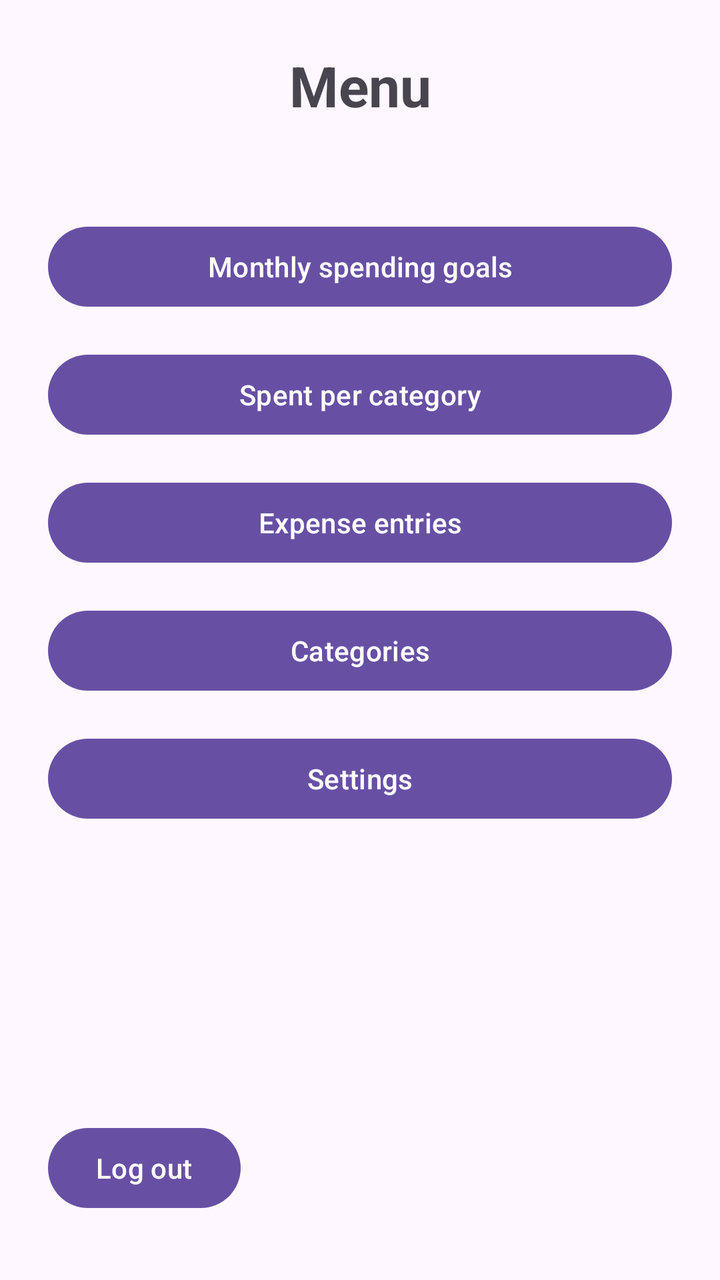
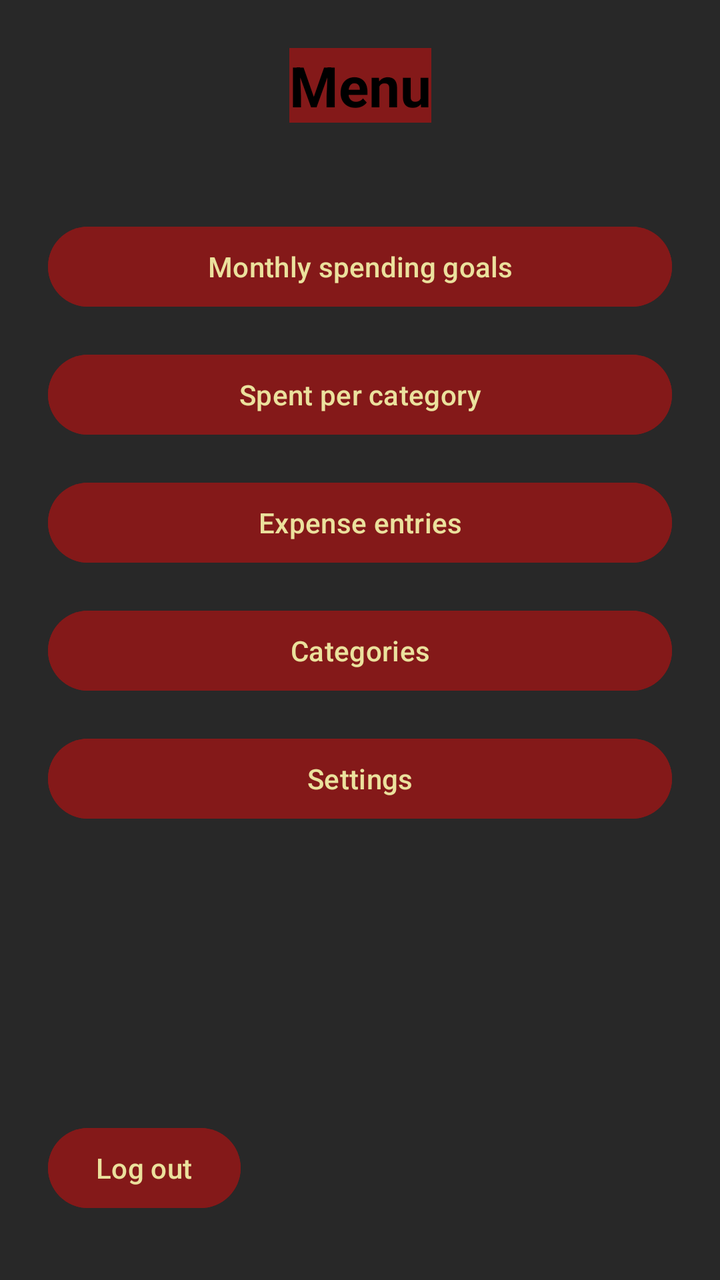

Compare the two renders of this Android layout. The source of the first and the diff that turns it into the second are given below.
<!-- AndroidManifest.xml: application theme Theme.OPSC7311Introduction -->
<!-- res/layout/activity_menu.xml -->
<?xml version="1.0" encoding="utf-8"?>
<androidx.constraintlayout.widget.ConstraintLayout xmlns:android="http://schemas.android.com/apk/res/android"
    xmlns:app="http://schemas.android.com/apk/res-auto"
    xmlns:tools="http://schemas.android.com/tools"
    android:layout_width="match_parent"
    android:layout_height="match_parent"
    android:padding="24dp"
    tools:context=".Menu">

    <TextView
        android:id="@+id/tvMenuTitle"
        android:layout_width="wrap_content"
        android:layout_height="wrap_content"
        android:text="Menu"
        android:textSize="28sp"
        android:textStyle="bold"
        app:layout_constraintEnd_toEndOf="parent"
        app:layout_constraintStart_toStartOf="parent"
        app:layout_constraintTop_toTopOf="parent" />

    <Button
        android:id="@+id/btnMonthlyGoals"
        android:layout_width="0dp"
        android:layout_height="wrap_content"
        android:layout_marginTop="48dp"
        android:text="Monthly spending goals"
        app:layout_constraintEnd_toEndOf="parent"
        app:layout_constraintStart_toStartOf="parent"
        app:layout_constraintTop_toBottomOf="@id/tvMenuTitle" />

    <Button
        android:id="@+id/btnCategoryTotals"
        android:layout_width="0dp"
        android:layout_height="wrap_content"
        android:layout_marginTop="16dp"
        android:text="Spent per category"
        app:layout_constraintEnd_toEndOf="parent"
        app:layout_constraintStart_toStartOf="parent"
        app:layout_constraintTop_toBottomOf="@id/btnMonthlyGoals" />

    <Button
        android:id="@+id/btnExpenseList"
        android:layout_width="0dp"
        android:layout_height="wrap_content"
        android:layout_marginTop="16dp"
        android:text="Expense entries"
        app:layout_constraintEnd_toEndOf="parent"
        app:layout_constraintStart_toStartOf="parent"
        app:layout_constraintTop_toBottomOf="@id/btnCategoryTotals" />

    <Button
        android:id="@+id/btnMenuCategories"
        android:layout_width="0dp"
        android:layout_height="wrap_content"
        android:layout_marginTop="16dp"
        android:text="Categories"
        app:layout_constraintEnd_toEndOf="parent"
        app:layout_constraintStart_toStartOf="parent"
        app:layout_constraintTop_toBottomOf="@id/btnExpenseList" />

    <Button
        android:id="@+id/btnMenuSettings"
        android:layout_width="0dp"
        android:layout_height="wrap_content"
        android:layout_marginTop="16dp"
        android:text="Settings"
        app:layout_constraintEnd_toEndOf="parent"
        app:layout_constraintStart_toStartOf="parent"
        app:layout_constraintTop_toBottomOf="@id/btnMenuCategories" />

    <Button
        android:id="@+id/btnLogout"
        android:layout_width="wrap_content"
        android:layout_height="wrap_content"
        android:layout_marginBottom="8dp"
        android:text="Log out"
        app:layout_constraintBottom_toBottomOf="parent"
        app:layout_constraintStart_toStartOf="parent" />

</androidx.constraintlayout.widget.ConstraintLayout>
<!-- resources referenced by this layout -->
<resources>
  <style name="Theme.OPSC7311Introduction" parent="Base.Theme.OPSC7311Introduction" />
  <style name="Base.Theme.OPSC7311Introduction" parent="Theme.Material3.DayNight.NoActionBar">
          
          
      </style>
</resources>

<!-- the commit's change to res/layout/activity_menu.xml (unified diff, before → after) -->
@@ -4,6 +4,7 @@
     xmlns:tools="http://schemas.android.com/tools"
     android:layout_width="match_parent"
     android:layout_height="match_parent"
+    android:background="#282828"
     android:padding="24dp"
     tools:context=".Menu">
 
@@ -11,7 +12,10 @@
         android:id="@+id/tvMenuTitle"
         android:layout_width="wrap_content"
         android:layout_height="wrap_content"
+        android:background="#841919"
+        android:backgroundTint="#841919"
         android:text="Menu"
+        android:textColor="#000000"
         android:textSize="28sp"
         android:textStyle="bold"
         app:layout_constraintEnd_toEndOf="parent"
@@ -23,7 +27,9 @@
         android:layout_width="0dp"
         android:layout_height="wrap_content"
         android:layout_marginTop="48dp"
+        android:backgroundTint="#841919"
         android:text="Monthly spending goals"
+        android:textColor="#EBE19D"
         app:layout_constraintEnd_toEndOf="parent"
         app:layout_constraintStart_toStartOf="parent"
         app:layout_constraintTop_toBottomOf="@id/tvMenuTitle" />
@@ -33,7 +39,9 @@
         android:layout_width="0dp"
         android:layout_height="wrap_content"
         android:layout_marginTop="16dp"
+        android:backgroundTint="#841919"
         android:text="Spent per category"
+        android:textColor="#EBE19D"
         app:layout_constraintEnd_toEndOf="parent"
         app:layout_constraintStart_toStartOf="parent"
         app:layout_constraintTop_toBottomOf="@id/btnMonthlyGoals" />
@@ -43,7 +51,9 @@
         android:layout_width="0dp"
         android:layout_height="wrap_content"
         android:layout_marginTop="16dp"
+        android:backgroundTint="#841919"
         android:text="Expense entries"
+        android:textColor="#EBE19D"
         app:layout_constraintEnd_toEndOf="parent"
         app:layout_constraintStart_toStartOf="parent"
         app:layout_constraintTop_toBottomOf="@id/btnCategoryTotals" />
@@ -53,7 +63,9 @@
         android:layout_width="0dp"
         android:layout_height="wrap_content"
         android:layout_marginTop="16dp"
+        android:backgroundTint="#841919"
         android:text="Categories"
+        android:textColor="#EBE19D"
         app:layout_constraintEnd_toEndOf="parent"
         app:layout_constraintStart_toStartOf="parent"
         app:layout_constraintTop_toBottomOf="@id/btnExpenseList" />
@@ -63,7 +75,9 @@
         android:layout_width="0dp"
         android:layout_height="wrap_content"
         android:layout_marginTop="16dp"
+        android:backgroundTint="#841919"
         android:text="Settings"
+        android:textColor="#EBE19D"
         app:layout_constraintEnd_toEndOf="parent"
         app:layout_constraintStart_toStartOf="parent"
         app:layout_constraintTop_toBottomOf="@id/btnMenuCategories" />
@@ -73,7 +87,9 @@
         android:layout_width="wrap_content"
         android:layout_height="wrap_content"
         android:layout_marginBottom="8dp"
+        android:backgroundTint="#841919"
         android:text="Log out"
+        android:textColor="#EBE19D"
         app:layout_constraintBottom_toBottomOf="parent"
         app:layout_constraintStart_toStartOf="parent" />
 
